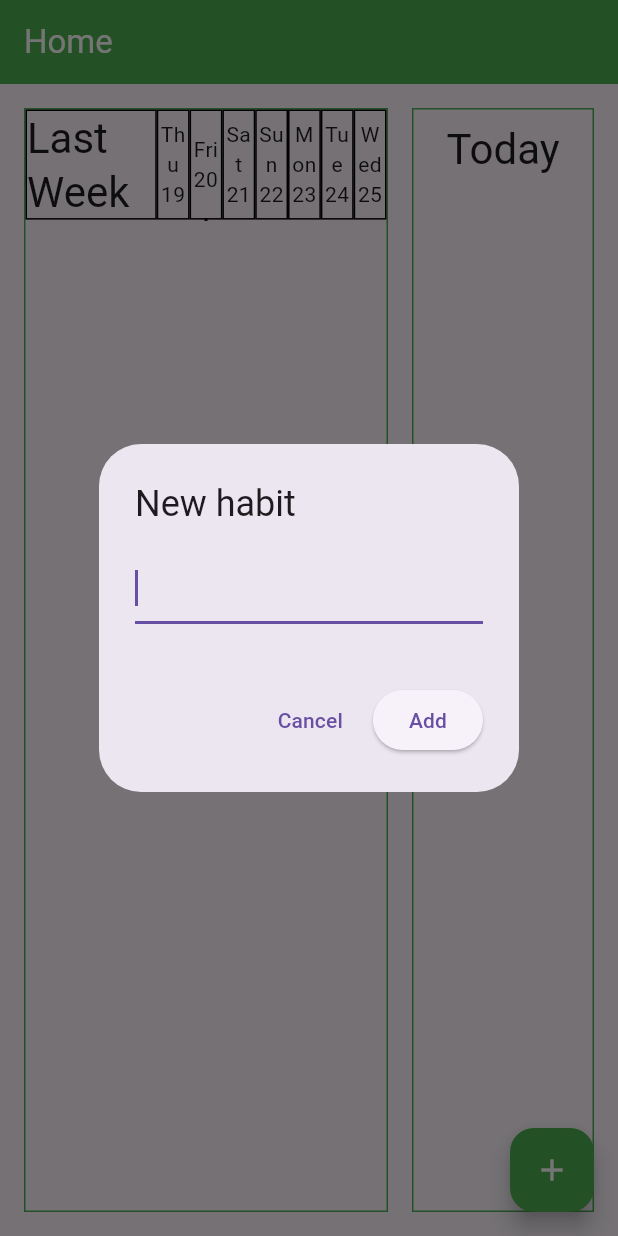
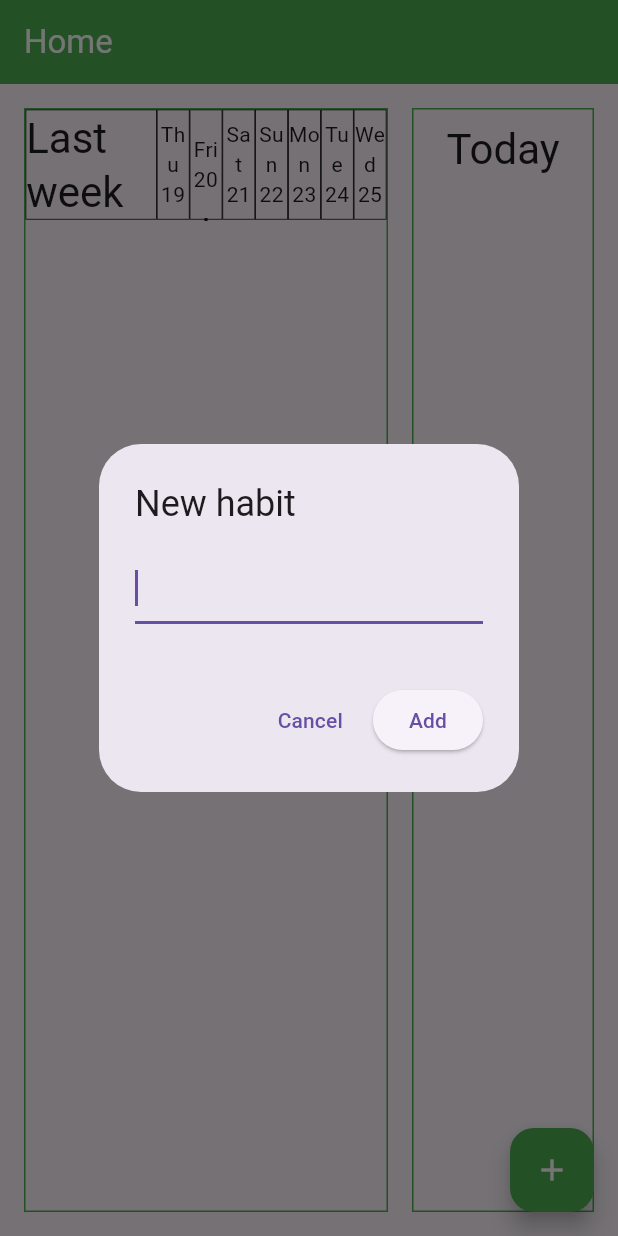
Before and after one commit to afarfanm/habit_tracker, a Flutter app: the screen it shows after launch, after a tap on the "add" icon, on a phone screen of 412 x 824 dp. Run offline on Flutter 3.47's test engine with Material 3 defaults, Android fonts, the phone set to English and light mode, and no system bars.

Commit message:
Style adjustments

```diff
--- a/lib/view/last_week_section.dart
+++ b/lib/view/last_week_section.dart
@@ -1,6 +1,7 @@
 import 'package:flutter/material.dart';
 import 'package:habit_tracker/model/date_dao.dart';
 import 'package:habit_tracker/model/habit.dart';
+import 'package:habit_tracker/view/last_week_table.dart';
 
 class LastWeekSection extends StatelessWidget {
   const LastWeekSection({super.key, required List<Habit> habitList})
@@ -18,28 +19,12 @@ class LastWeekSection extends StatelessWidget {
         children: [
           Expanded(
             flex: 1,
-            child: Row(
-              children: _getHeaders(context),
-            ),
+            child: _getTableHeaders(context),
           ),
           Expanded(
             flex: 9,
             child: SingleChildScrollView(
-              child: Table(
-                border: TableBorder.all(),
-                columnWidths: const <int, TableColumnWidth>{
-                  0: FractionColumnWidth(4 / 11),
-                  1: FlexColumnWidth(),
-                  2: FlexColumnWidth(),
-                  3: FlexColumnWidth(),
-                  4: FlexColumnWidth(),
-                  5: FlexColumnWidth(),
-                  6: FlexColumnWidth(),
-                  7: FlexColumnWidth(),
-                },
-                defaultVerticalAlignment: TableCellVerticalAlignment.middle,
-                children: _generateWeekHistory(),
-              ),
+              child: LastWeekTable(habits: _habitList),
             ),
           )
         ],
@@ -47,73 +32,38 @@ class LastWeekSection extends StatelessWidget {
     );
   }
 
-  List<Widget> _getHeaders(BuildContext context) {
-    List<Widget> headers = [];
+  Row _getTableHeaders(BuildContext context) {
+    List<String> weekHeaders = DateDAO.getLastWeekDays();
 
-    headers.add(Flexible(
+    return Row(
+      children: [
+        Expanded(
           flex: 4,
           child: Container(
             decoration: BoxDecoration(
-          border: Border.all(color: Colors.black),
-        ),
-        child: Center(
-          child: Text(
-            "Last Week",
-            style: _getHeadingStyle(context),
+                border: Border.all(color: Colors.black, width: 0.5)),
+            alignment: Alignment.center,
+            child: Text("Last week", style: _getHeadingStyle(context)),
           ),
         ),
-      ),
-    ));
-
-    List<String> dayHeaders = DateDAO.getLastWeekDays();
-
-    for (int i = 0; i < 7; ++i) {
-      headers.add(Flexible(
-        flex: 1,
+        ...List.generate(weekHeaders.length, (i) {
+          return Expanded(
             child: Container(
               decoration: BoxDecoration(
-            border: Border.all(color: Colors.black),
-          ),
-          child: Center(
+                  border: Border.all(color: Colors.black, width: 0.5)),
+              alignment: Alignment.center,
               child: Text(
-              dayHeaders[i],
+                weekHeaders[i],
                 textAlign: TextAlign.center,
               ),
             ),
-        ),
-      ));
-    }
-
-    return headers;
+          );
+        }),
+      ],
+    );
   }
 
   TextStyle? _getHeadingStyle(BuildContext context) {
     return Theme.of(context).textTheme.headlineMedium;
   }
-
-  List<TableRow> _generateWeekHistory() {
-    return List.generate(
-      _habitList.length,
-      (i) {
-        Habit habit = _habitList[i];
-
-        return TableRow(
-          children: [
-            Container(
-              constraints: const BoxConstraints(minHeight: 40),
-              child: Align(
-                alignment: Alignment.centerLeft,
-                child: Text(habit.name),
-              ),
-            ),
-            ...List.generate(7, (i) {
-              return habit.isMarkedAtHistory(i)
-                  ? const Icon(Icons.check)
-                  : Container();
-            }),
-          ],
-        );
-      },
-    );
 }
-}
--- /dev/null
+++ b/lib/view/last_week_table.dart
@@ -0,0 +1,48 @@
+import 'package:flutter/material.dart';
+import 'package:habit_tracker/model/habit.dart';
+
+class LastWeekTable extends StatelessWidget {
+  const LastWeekTable({super.key, required List<Habit> habits})
+      : _habits = habits;
+
+  final List<Habit> _habits;
+
+  @override
+  Widget build(BuildContext context) {
+    return Table(
+      border: TableBorder.all(),
+      columnWidths: const <int, TableColumnWidth>{
+        0: FractionColumnWidth(4 / 11),
+      },
+      defaultVerticalAlignment: TableCellVerticalAlignment.middle,
+      children: List.generate(
+        _habits.length,
+        (i) {
+          Habit habit = _habits[i];
+
+          return TableRow(
+            children: [
+              Container(
+                constraints: const BoxConstraints(minHeight: 40),
+                padding: const EdgeInsets.only(left: 8.0),
+                color: i % 2 == 0 ? Colors.green[300] : Colors.green[400],
+                child: Align(
+                  alignment: Alignment.centerLeft,
+                  child: Text(
+                    habit.name,
+                    style: const TextStyle(color: Colors.white),
+                  ),
+                ),
+              ),
+              ...List.generate(7, (i) {
+                return habit.isMarkedAtHistory(i)
+                    ? const Icon(Icons.check)
+                    : Container();
+              }),
+            ],
+          );
+        },
+      ),
+    );
+  }
+}
--- a/lib/view/today_section.dart
+++ b/lib/view/today_section.dart
@@ -56,7 +56,7 @@ class TodaySection extends StatelessWidget {
       (i) {
         return Container(
           constraints: const BoxConstraints(minHeight: 40.0),
-          color: i % 2 == 0 ? Colors.green[500] : Colors.green[400],
+          color: i % 2 == 0 ? Colors.green[300] : Colors.green[400],
           child: TodayListItem(
             habit: _habitList[i],
             onMarkToggle: (m) => _onHabitMarkToggle(m, i),
```
Lines whose indentation alone changed are shown as unchanged.
